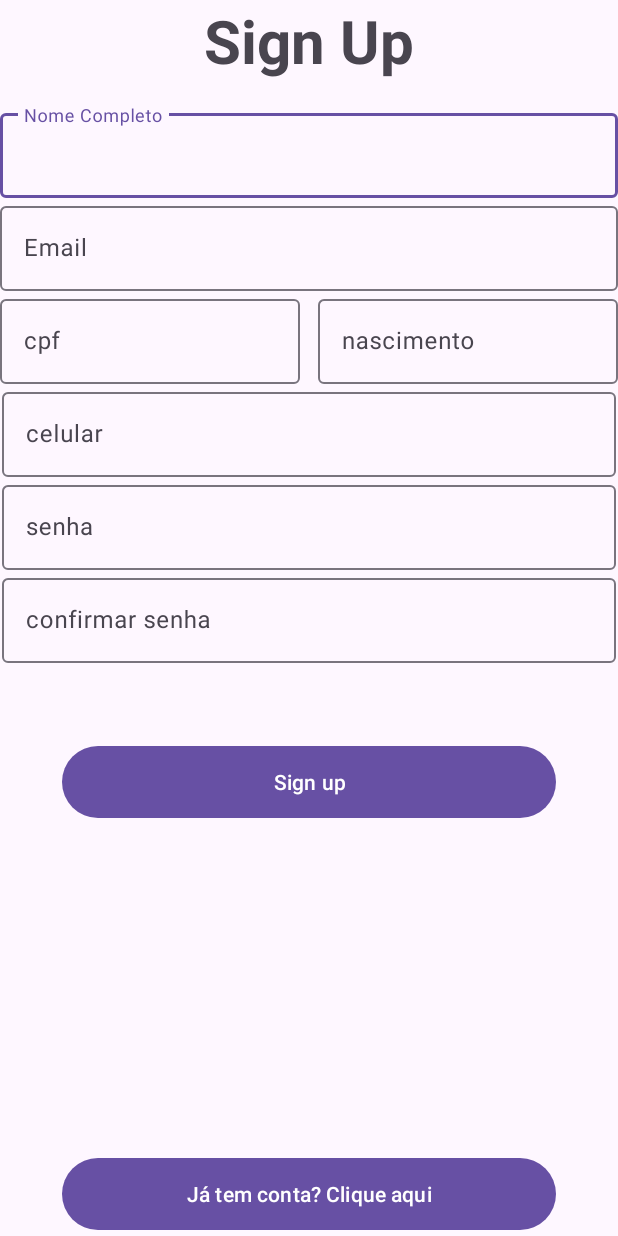
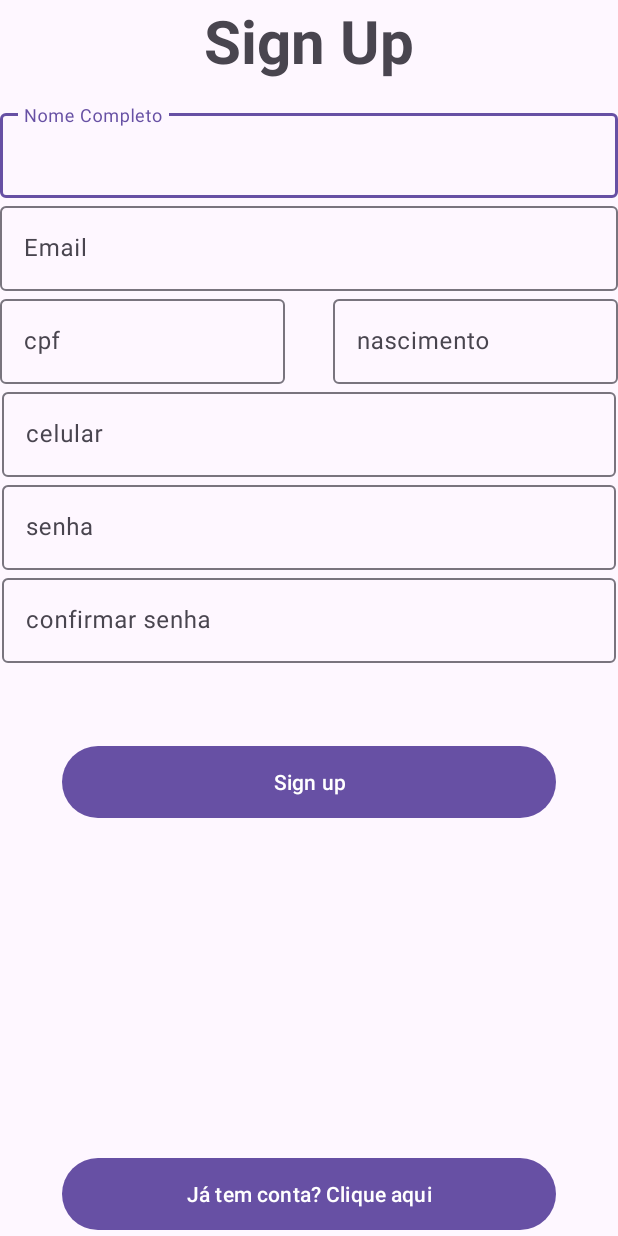
Before and after one commit to PI3-ES-2024-T24/PI3-ES-2024-T24, an Android app built with Jetpack Compose: the SignUpActivity screen opened directly, with no data from a screen before it, on a phone screen of 412 x 824 dp. Run offline under Robolectric (Android 15) with nearby library versions, the phone set to English and light mode, and no system bars; our stand-ins replace Firebase (no records; nobody signed in at launch, a user with empty details on screens opened directly).

Commit message:
Update activity_sign_up.xml
fixes

```diff
--- a/app/src/main/res/layout/activity_sign_up.xml
+++ b/app/src/main/res/layout/activity_sign_up.xml
@@ -47,9 +47,8 @@
 
     <com.google.android.material.textfield.TextInputLayout
         android:id="@+id/textInputLayoutCpf"
-        android:layout_width="200dp"
+        android:layout_width="190dp"
         android:layout_height="wrap_content"
-
         app:layout_constraintStart_toStartOf="parent"
         app:layout_constraintTop_toBottomOf="@+id/textInputLayoutEmail">
 
@@ -62,7 +61,7 @@
 
     <com.google.android.material.textfield.TextInputLayout
         android:id="@+id/textInputLayoutBirth"
-        android:layout_width="200dp"
+        android:layout_width="190dp"
         android:layout_height="wrap_content"
         app:layout_constraintEnd_toEndOf="parent"
         app:layout_constraintTop_toBottomOf="@+id/textInputLayoutEmail">
```
